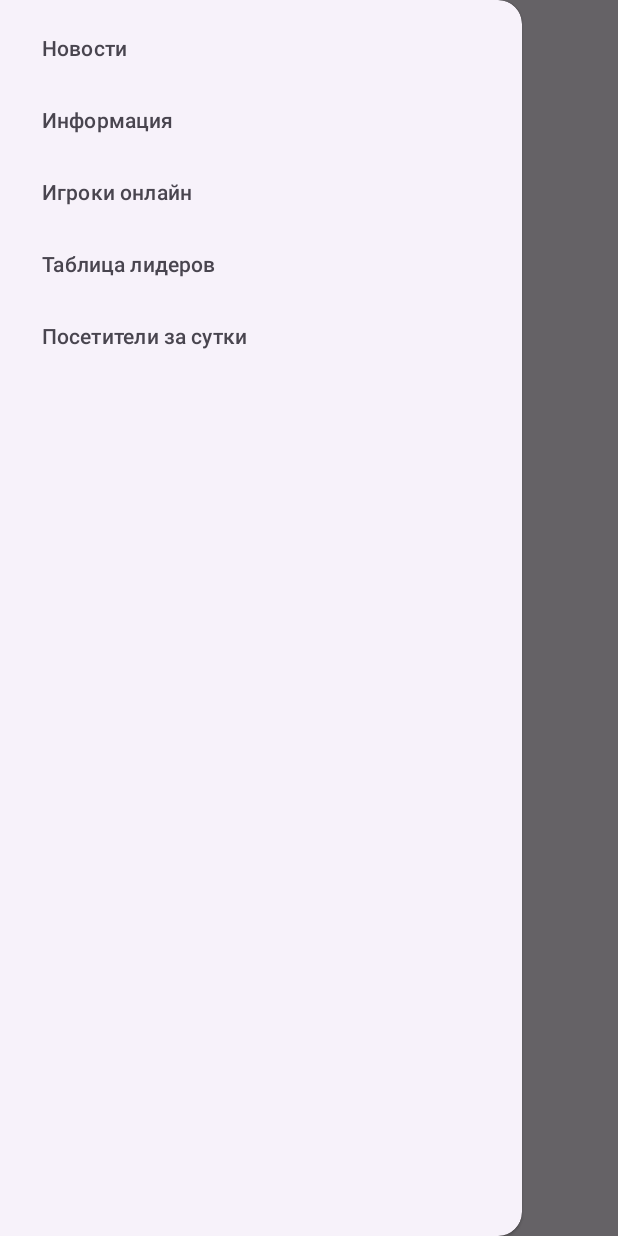
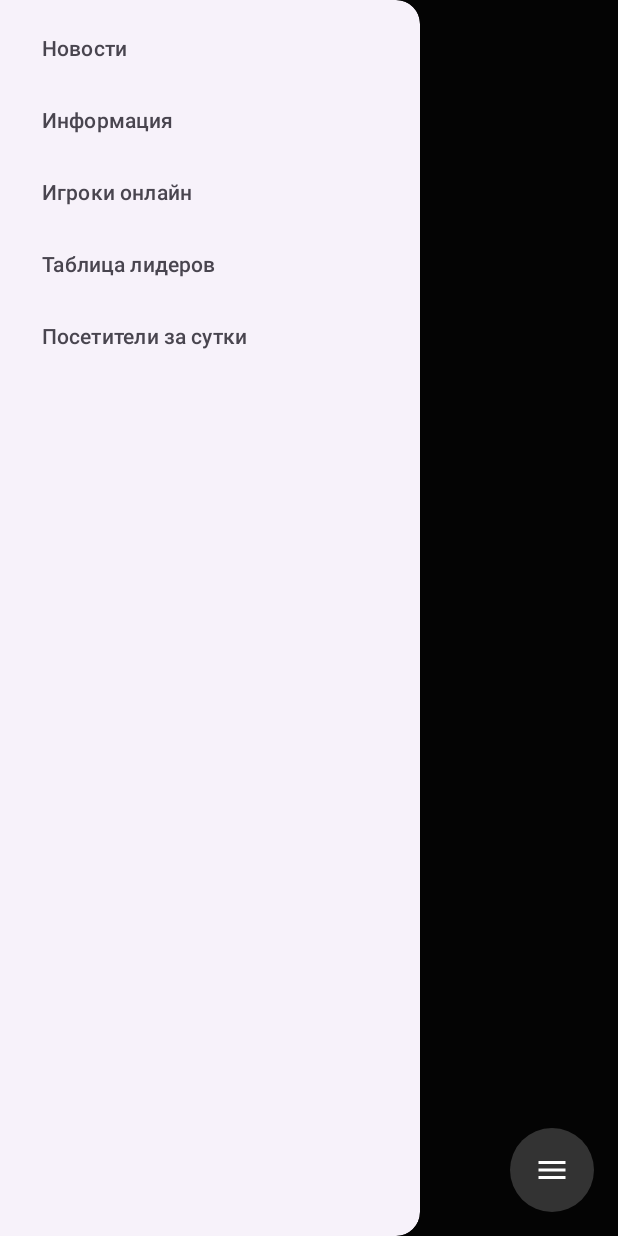
Before and after one commit to PavelVoronenko/7DTD_Lukomorie, an Android app: the screen it shows after launch (MainActivity), with the side drawer open, on a phone screen of 412 x 824 dp. Run offline under Robolectric (Android 15) with nearby library versions, the phone set to English and light mode, and no system bars; network calls fail.

Commit message:
Fixed swipe menu

```diff
--- a/app/build.gradle.kts
+++ b/app/build.gradle.kts
@@ -42,6 +42,7 @@ dependencies {
     implementation(libs.material)
     implementation(libs.androidx.activity)
     implementation(libs.androidx.constraintlayout)
+    implementation(libs.androidx.ui)
     testImplementation(libs.junit)
     androidTestImplementation(libs.androidx.junit)
     androidTestImplementation(libs.androidx.espresso.core)
--- a/app/src/main/java/com/antago30/a7dtd_lukomorie/MainActivity.kt
+++ b/app/src/main/java/com/antago30/a7dtd_lukomorie/MainActivity.kt
@@ -3,7 +3,6 @@ package com.antago30.a7dtd_lukomorie
 import android.os.Bundle
 import androidx.appcompat.app.AppCompatActivity
 import androidx.fragment.app.Fragment
-import androidx.drawerlayout.widget.DrawerLayout
 import com.google.android.material.navigation.NavigationView
 import com.antago30.a7dtd_lukomorie.fragments.InfoFragment
 import com.antago30.a7dtd_lukomorie.fragments.LeaderboardFragment
@@ -11,10 +10,12 @@ import com.antago30.a7dtd_lukomorie.fragments.NewsFragment
 import com.antago30.a7dtd_lukomorie.fragments.PlayersFragment
 import com.antago30.a7dtd_lukomorie.fragments.VisitorsFragment
 import com.antago30.a7dtd_lukomorie.model.MenuItem
+import android.widget.ImageButton
+import androidx.core.view.GravityCompat
 
 class MainActivity : AppCompatActivity() {
 
-    private lateinit var drawerLayout: DrawerLayout
+    private lateinit var drawerLayout: com.antago30.a7dtd_lukomorie.ui.SwipeAwareDrawerLayout
     private lateinit var navigationView: NavigationView
 
     private val menuItems = listOf(
@@ -31,6 +32,16 @@ class MainActivity : AppCompatActivity() {
 
         drawerLayout = findViewById(R.id.drawer_layout)
         navigationView = findViewById(R.id.nav_view)
+
+        // 👇 КНОПКА — ТОЛЬКО ДЛЯ КЛИКА
+        val fabToggle = findViewById<ImageButton>(R.id.fab_drawer_toggle)
+        fabToggle.setOnClickListener {
+            if (drawerLayout.isDrawerOpen(GravityCompat.START)) {
+                drawerLayout.closeDrawer(GravityCompat.START)
+            } else {
+                drawerLayout.openDrawer(GravityCompat.START)
+            }
+        }
 
         supportFragmentManager.fragmentFactory = AppFragmentFactory()
 
--- /dev/null
+++ b/app/src/main/java/com/antago30/a7dtd_lukomorie/ui/SwipeAwareDrawerLayout.kt
@@ -0,0 +1,61 @@
+package com.antago30.a7dtd_lukomorie.ui
+
+import android.content.Context
+import android.util.AttributeSet
+import android.view.GestureDetector
+import android.view.MotionEvent
+import android.util.Log
+import androidx.core.view.GravityCompat
+import androidx.drawerlayout.widget.DrawerLayout
+import kotlin.math.abs
+
+class SwipeAwareDrawerLayout : DrawerLayout {
+
+    private lateinit var gestureDetector: GestureDetector
+
+    constructor(context: Context) : super(context) {
+        init()
+    }
+
+    constructor(context: Context, attrs: AttributeSet?) : super(context, attrs) {
+        init()
+    }
+
+    private fun init() {
+        gestureDetector = GestureDetector(
+            context,
+            object : GestureDetector.SimpleOnGestureListener() {
+                override fun onFling(
+                    e1: MotionEvent?,
+                    e2: MotionEvent,
+                    velocityX: Float,
+                    velocityY: Float
+                ): Boolean {
+                    Log.d("SwipeAwareDrawer", "onFling called!")
+
+                    if (e1 != null && e2 != null) {
+                        val deltaX = e2.x - e1.x
+                        val deltaY = e2.y - e1.y
+
+                        if (abs(deltaX) > abs(deltaY) && deltaX > 10) {
+                            Log.d("SwipeAwareDrawer", "SWIPE LEFT TO RIGHT detected! deltaX=$deltaX")
+                            openDrawer(GravityCompat.START)
+                            return true
+                        }
+                    }
+                    return false
+                }
+            }
+        )
+    }
+
+    override fun onTouchEvent(ev: MotionEvent): Boolean {
+        gestureDetector.onTouchEvent(ev)
+        return super.onTouchEvent(ev)
+    }
+
+    override fun onInterceptTouchEvent(ev: MotionEvent): Boolean {
+        gestureDetector.onTouchEvent(ev)
+        return super.onInterceptTouchEvent(ev)
+    }
+}
--- /dev/null
+++ b/app/src/main/res/drawable/bg_fab_round_dark.xml
@@ -0,0 +1,8 @@
+<?xml version="1.0" encoding="utf-8"?>
+<shape xmlns:android="http://schemas.android.com/apk/res/android"
+    android:shape="oval">
+    <solid android:color="#333333" />
+    <size
+        android:width="56dp"
+        android:height="56dp" />
+</shape>
--- /dev/null
+++ b/app/src/main/res/drawable/ic_menu_white_24dp.xml
@@ -0,0 +1,9 @@
+<vector xmlns:android="http://schemas.android.com/apk/res/android"
+    android:width="24dp"
+    android:height="24dp"
+    android:viewportWidth="24"
+    android:viewportHeight="24">
+    <path
+        android:fillColor="#FFFFFF"
+        android:pathData="M3,18h18v-2H3v2zM3,13h18v-2H3v2zM3,6v2h18V6H3z" />
+</vector>
--- a/app/src/main/res/layout/activity_main.xml
+++ b/app/src/main/res/layout/activity_main.xml
@@ -1,20 +1,43 @@
 <?xml version="1.0" encoding="utf-8"?>
-<androidx.drawerlayout.widget.DrawerLayout xmlns:android="http://schemas.android.com/apk/res/android"
+<FrameLayout xmlns:android="http://schemas.android.com/apk/res/android"
     xmlns:app="http://schemas.android.com/apk/res-auto"
+    android:layout_width="match_parent"
+    android:layout_height="match_parent">
+
+    <com.antago30.a7dtd_lukomorie.ui.SwipeAwareDrawerLayout
         android:id="@+id/drawer_layout"
         android:layout_width="match_parent"
-    android:layout_height="match_parent">
+        android:layout_height="match_parent"
+        android:background="#0a0a0a">
 
         <FrameLayout
             android:id="@+id/content_frame"
             android:layout_width="match_parent"
-        android:layout_height="match_parent" />
+            android:layout_height="match_parent"
+            android:background="@android:color/transparent" />
 
         <com.google.android.material.navigation.NavigationView
             android:id="@+id/nav_view"
-        android:layout_width="wrap_content"
+            android:layout_width="280dp"
             android:layout_height="match_parent"
             android:layout_gravity="start"
-        app:menu="@menu/navigation_menu" />
+            app:menu="@menu/navigation_menu"
+            app:headerLayout="@null" />
 
-</androidx.drawerlayout.widget.DrawerLayout>
+    </com.antago30.a7dtd_lukomorie.ui.SwipeAwareDrawerLayout>
+
+    <ImageButton
+        android:id="@+id/fab_drawer_toggle"
+        android:layout_width="56dp"
+        android:layout_height="56dp"
+        android:layout_gravity="bottom|end"
+        android:layout_margin="16dp"
+        android:background="@drawable/bg_fab_round_dark"
+        android:contentDescription="Открыть меню"
+        android:scaleType="center"
+        android:src="@drawable/ic_menu_white_24dp"
+        app:tint="@android:color/white"
+        android:clickable="false"
+        android:focusable="false" />
+
+</FrameLayout>
--- a/gradle/libs.versions.toml
+++ b/gradle/libs.versions.toml
@@ -9,6 +9,7 @@ appcompat = "1.7.1"
 material = "1.13.0"
 activity = "1.11.0"
 constraintlayout = "2.2.1"
+ui = "1.9.1"
 
 [libraries]
 androidx-core-ktx = { group = "androidx.core", name = "core-ktx", version.ref = "coreKtx" }
@@ -19,6 +20,7 @@ androidx-appcompat = { group = "androidx.appcompat", name = "appcompat", version
 material = { group = "com.google.android.material", name = "material", version.ref = "material" }
 androidx-activity = { group = "androidx.activity", name = "activity", version.ref = "activity" }
 androidx-constraintlayout = { group = "androidx.constraintlayout", name = "constraintlayout", version.ref = "constraintlayout" }
+androidx-ui = { group = "androidx.compose.ui", name = "ui", version.ref = "ui" }
 
 [plugins]
 android-application = { id = "com.android.application", version.ref = "agp" }
```
Lines whose indentation alone changed are shown as unchanged.
